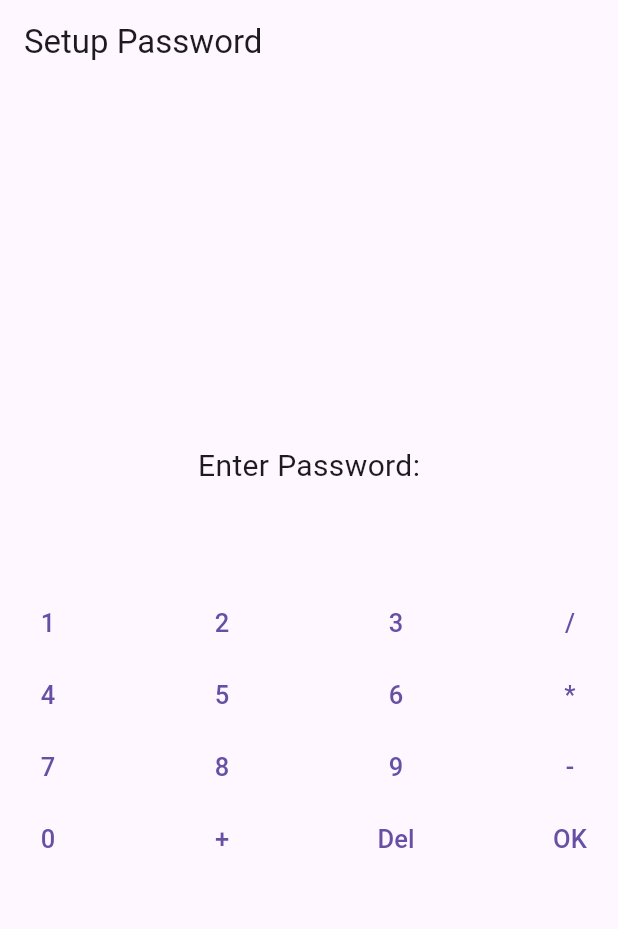
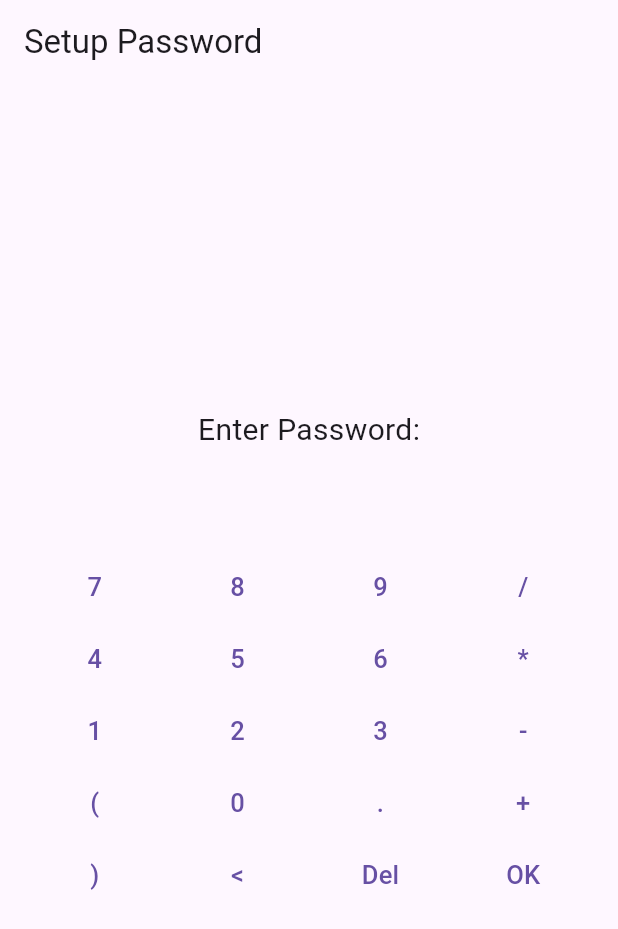
Before and after one commit to adrianobellia/pwd_keeper, a Flutter app: the screen it shows after launch, on a phone screen of 412 x 824 dp. Shown: the top 929 px of the screen. Run offline on Flutter 3.47's test engine with Material 3 defaults, Android fonts, the phone set to English and light mode, and no system bars; our stand-ins replace math_expressions; missing offline and left inert: encrypt.

Commit message:
new chars added to the password setup screen

```diff
--- a/lib/Screen/setup_password_screen.dart
+++ b/lib/Screen/setup_password_screen.dart
@@ -14,8 +14,19 @@ class _SetupPasswordScreenState extends State<SetupPasswordScreen> {
         _clearPassword();
       } else if (text == 'OK') {
         _onConfirmPressed();
-      } else {
+      }
+      else if (text == '<') {
+        _handleBackspace();
+      }
+      else {
         _onDigitPressed(text);
+      }
+    });
+  }
+  void _handleBackspace() {
+    setState(() {
+      if (_password.isNotEmpty) {
+        _password = _password.substring(0, _password.length - 1);
       }
     });
   }
@@ -58,16 +69,16 @@ class _SetupPasswordScreenState extends State<SetupPasswordScreen> {
           ),
           const SizedBox(height: 16.0),
           Row(
-            mainAxisAlignment: MainAxisAlignment.spaceBetween,
+            mainAxisAlignment: MainAxisAlignment.spaceEvenly,
             children: [
-              _buildButton('1'),
-              _buildButton('2'),
-              _buildButton('3'),
+              _buildButton('7'),
+              _buildButton('8'),
+              _buildButton('9'),
               _buildButton('/'),
             ],
           ),
           Row(
-            mainAxisAlignment: MainAxisAlignment.spaceBetween,
+            mainAxisAlignment: MainAxisAlignment.spaceEvenly,
             children: [
               _buildButton('4'),
               _buildButton('5'),
@@ -76,19 +87,28 @@ class _SetupPasswordScreenState extends State<SetupPasswordScreen> {
             ],
           ),
           Row(
-            mainAxisAlignment: MainAxisAlignment.spaceBetween,
+            mainAxisAlignment: MainAxisAlignment.spaceEvenly,
             children: [
-              _buildButton('7'),
-              _buildButton('8'),
-              _buildButton('9'),
+              _buildButton('1'),
+              _buildButton('2'),
+              _buildButton('3'),
               _buildButton('-'),
             ],
           ),
           Row(
-            mainAxisAlignment: MainAxisAlignment.spaceBetween,
+            mainAxisAlignment: MainAxisAlignment.spaceEvenly,
             children: [
+              _buildButton('('), // Tasto Backspace
               _buildButton('0'),
+              _buildButton('.'),
               _buildButton('+'),
+            ],
+          ),
+          Row(
+            mainAxisAlignment: MainAxisAlignment.spaceEvenly,
+            children: [
+              _buildButton(')'),
+              _buildButton('<'),
               _buildButton('Del'),
               _buildButton('OK'),
             ],
```
